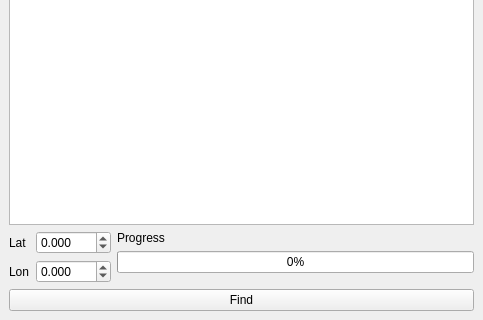
Qt form ui/nvroute.ui (berndhs/navi) before a commit; both pictures show x 0 to 483 and y 167 to 487 of the 483 by 487 pixel window.
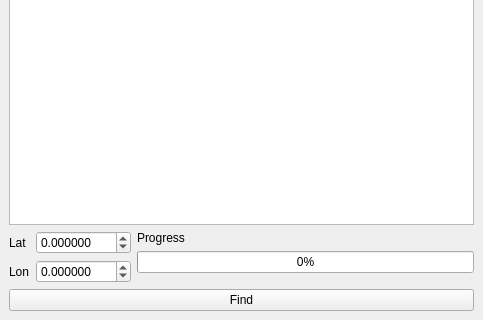
The same form after that commit. Icons and pictures are not drawn.

What changed in the file:
```diff
--- a/ui/nvroute.ui
+++ b/ui/nvroute.ui
@@ -39,7 +39,7 @@
         <item row="0" column="1">
          <widget class="QDoubleSpinBox" name="latValue">
           <property name="decimals">
-           <number>3</number>
+           <number>6</number>
           </property>
           <property name="minimum">
            <double>-90.000000000000000</double>
@@ -62,7 +62,7 @@
         <item row="1" column="1">
          <widget class="QDoubleSpinBox" name="lonValue">
           <property name="decimals">
-           <number>3</number>
+           <number>6</number>
           </property>
           <property name="minimum">
            <double>-180.000000000000000</double>
```
Left out of the diff: 4 changed lines with no effect on the pictures.
